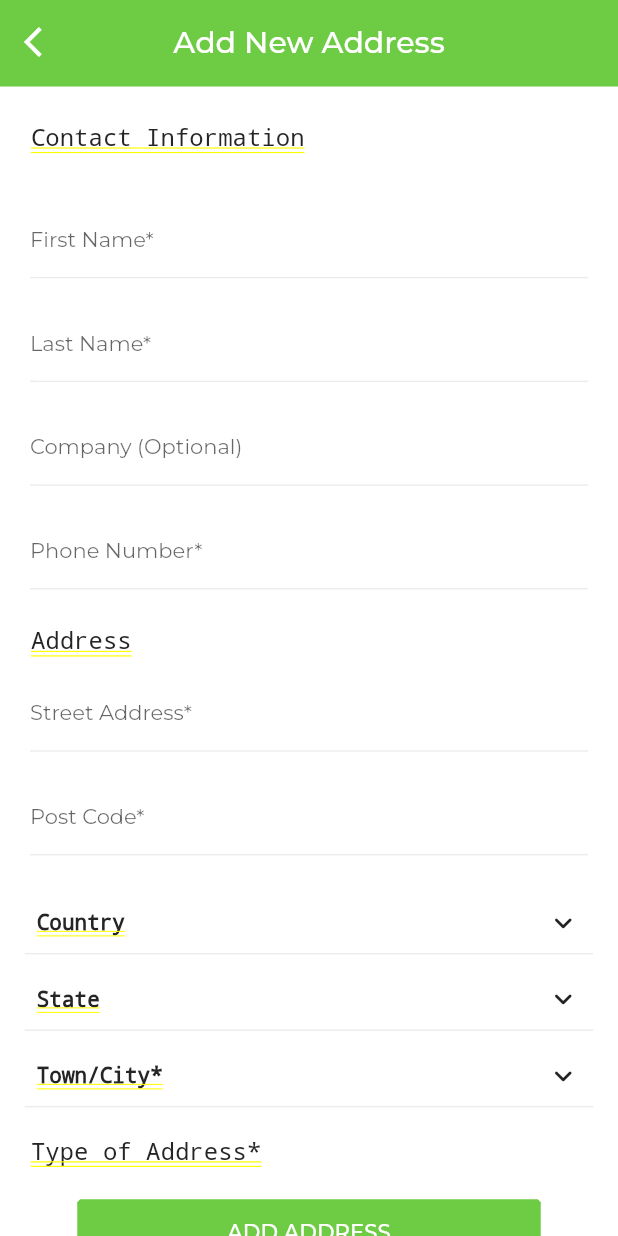
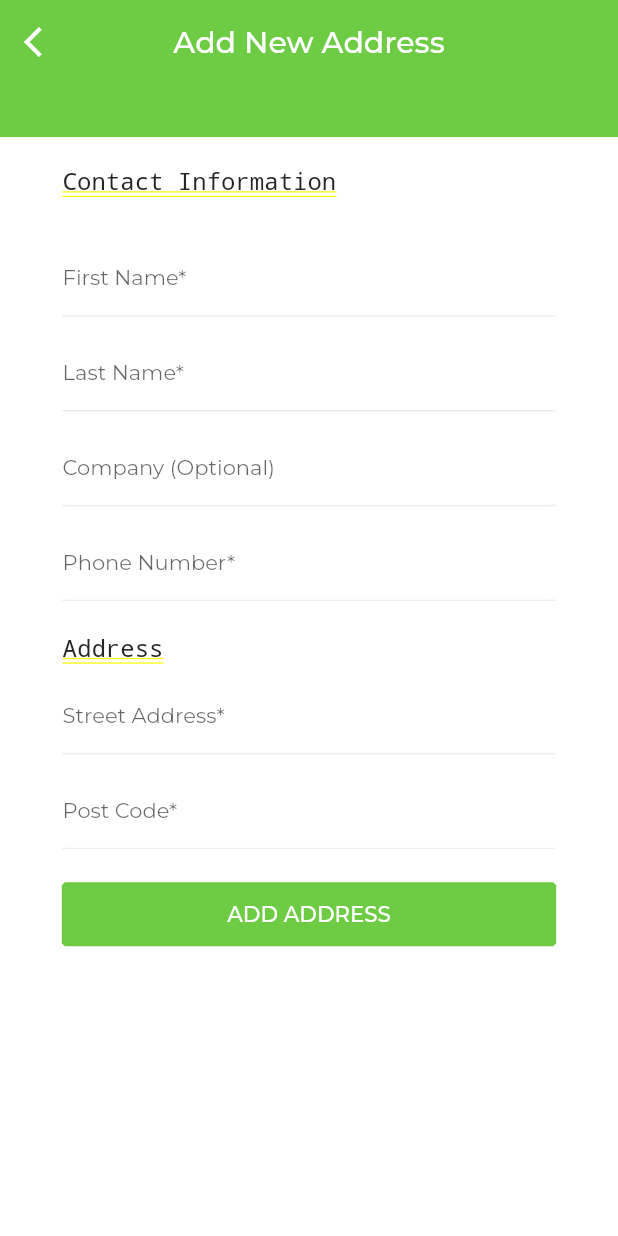
Before and after one commit to ishaque-mobikasa/trueBilddit, a Flutter app: the AddNewAddressView screen opened by its route, on a phone screen of 412 x 824 dp. Run offline on Flutter 3.47's test engine with Material 2 defaults, Android fonts, the phone set to English and light mode, and no system bars; drawn by our look-alikes of csc_picker; our stand-ins replace custom_navigation_bar, flutter_screenutil, flutter_slidable, get, google_fonts, image_picker; key blocks and very long unbroken strings in the code were emptied for the run.

Commit message:
revisited until signup-need some more modifications

```diff
--- a/lib/presentation/common_widgets/add_substract_button.dart
+++ b/lib/presentation/common_widgets/add_substract_button.dart
@@ -15,7 +15,6 @@ class AddSubstractButton extends StatelessWidget {
 
   @override
   Widget build(BuildContext context) {
-    final size = MediaQuery.of(context).size;
     return SizedBox(
       width: 74.w,
       height: 24.h,
--- a/lib/presentation/common_widgets/custom_app_bar.dart
+++ b/lib/presentation/common_widgets/custom_app_bar.dart
@@ -1,25 +1,36 @@
 import 'package:flutter/material.dart';
+import 'package:flutter_screenutil/flutter_screenutil.dart';
 import 'package:get/get.dart';
 import 'package:truebildit/app/utils/app_paintings.dart';
 
 class CustomAppBar extends StatelessWidget {
   const CustomAppBar(
-      {super.key, this.title = "", this.titleImage, this.height = 90});
+      {super.key,
+      this.title = "",
+      this.actions,
+      this.titleImage,
+      this.isBackButtonAllowed = true,
+      this.height});
   final String? title;
   final double? height;
+  final bool? isBackButtonAllowed;
   final Widget? titleImage;
+  final List<Widget>? actions;
   @override
   Widget build(BuildContext context) {
     return SizedBox(
-      height: height,
+      height: height ?? 90.h,
       child: AppBar(
+        actions: actions,
         elevation: 0,
         backgroundColor: AppPaintings.themeGreenColor,
         centerTitle: true,
-        leading: IconButton(
-          icon: const Icon(Icons.arrow_back_ios),
-          onPressed: () => {Get.back()},
-        ),
+        leading: isBackButtonAllowed!
+            ? IconButton(
+                icon: const Icon(Icons.arrow_back_ios),
+                onPressed: () => {Get.back()},
+              )
+            : null,
         title: titleImage ?? Text(title!),
       ),
     );
--- a/lib/presentation/pages/address/add_address_page/add_address_view.dart
+++ b/lib/presentation/pages/address/add_address_page/add_address_view.dart
@@ -1,7 +1,8 @@
-import 'package:csc_picker/csc_picker.dart';
 import 'package:flutter/material.dart';
+import 'package:flutter_screenutil/flutter_screenutil.dart';
 import 'package:get/get.dart';
 import 'package:truebildit/app/utils/app_paintings.dart';
+import 'package:truebildit/presentation/common_widgets/custom_app_bar.dart';
 import 'package:truebildit/presentation/common_widgets/form_field_with_validation.dart';
 import 'package:truebildit/presentation/common_widgets/long_button.dart';
 import 'package:truebildit/presentation/pages/address/add_address_page/controllers_binding/add_new_address_controller.dart';
@@ -14,14 +15,13 @@ class AddNewAddressView extends GetView<AddNewAddressController> {
     return Stack(
       children: [
         SingleChildScrollView(
-          padding: EdgeInsets.only(
-            top: Get.height * 0.1,
-          ),
+          padding: EdgeInsets.only(top: 110.h),
           physics: const BouncingScrollPhysics(),
           child: Column(
             children: [
-              SizedBox(
-                  width: Get.width * 0.9,
+              Container(
+                  width: Get.width.w,
+                  padding: EdgeInsets.only(left: 38.w),
                   child: Text(
                     "Contact Information",
                     style: AppPaintings.customLargeText.copyWith(
@@ -29,42 +29,43 @@ class AddNewAddressView extends GetView<AddNewAddressController> {
                         fontWeight: FontWeight.w500,
                         color: AppPaintings.themeBlack),
                   )),
-              const SizedBox(
-                height: 20,
+              SizedBox(
+                height: 19.h,
               ),
-              const CustomFormField(
+              CustomFormField(
                 type: FieldType.normalInputField,
                 hintText: "First Name*",
-                labelStyle: TextStyle(fontSize: 14),
-                hintStyle: TextStyle(fontSize: 14),
-                margin: EdgeInsets.symmetric(horizontal: 20, vertical: 5),
+                labelStyle: const TextStyle(fontSize: 14),
+                hintStyle: const TextStyle(fontSize: 14),
+                margin: EdgeInsets.symmetric(horizontal: 38.w, vertical: 2.h),
               ),
-              const CustomFormField(
+              CustomFormField(
                 type: FieldType.normalInputField,
                 hintText: "Last Name*",
-                labelStyle: TextStyle(fontSize: 14),
-                hintStyle: TextStyle(fontSize: 14),
-                margin: EdgeInsets.symmetric(horizontal: 20, vertical: 5),
+                labelStyle: const TextStyle(fontSize: 14),
+                hintStyle: const TextStyle(fontSize: 14),
+                margin: EdgeInsets.symmetric(horizontal: 38.w, vertical: 2.h),
               ),
-              const CustomFormField(
+              CustomFormField(
                 type: FieldType.normalInputField,
                 hintText: "Company (Optional)",
-                labelStyle: TextStyle(fontSize: 14),
-                hintStyle: TextStyle(fontSize: 14),
-                margin: EdgeInsets.symmetric(horizontal: 20, vertical: 5),
+                labelStyle: const TextStyle(fontSize: 14),
+                hintStyle: const TextStyle(fontSize: 14),
+                margin: EdgeInsets.symmetric(horizontal: 38.w, vertical: 2.h),
               ),
-              const CustomFormField(
+              CustomFormField(
                 type: FieldType.phoneNumber,
                 hintText: "Phone Number*",
-                labelStyle: TextStyle(fontSize: 14),
-                hintStyle: TextStyle(fontSize: 14),
-                margin: EdgeInsets.symmetric(horizontal: 20, vertical: 5),
+                labelStyle: const TextStyle(fontSize: 14),
+                hintStyle: const TextStyle(fontSize: 14),
+                margin: EdgeInsets.symmetric(horizontal: 38.w, vertical: 2.h),
               ),
               const SizedBox(
                 height: 20,
               ),
-              SizedBox(
-                  width: Get.width * 0.9,
+              Container(
+                  width: Get.width.w,
+                  padding: EdgeInsets.only(left: 38.w),
                   child: Text(
                     "Address",
                     style: AppPaintings.customLargeText.copyWith(
@@ -72,83 +73,37 @@ class AddNewAddressView extends GetView<AddNewAddressController> {
                         fontWeight: FontWeight.w500,
                         color: AppPaintings.themeBlack),
                   )),
-              const CustomFormField(
+              CustomFormField(
                 type: FieldType.normalInputField,
                 hintText: "Street Address*",
-                labelStyle: TextStyle(fontSize: 14),
-                hintStyle: TextStyle(fontSize: 14),
-                margin: EdgeInsets.symmetric(horizontal: 20, vertical: 5),
+                labelStyle: const TextStyle(fontSize: 14),
+                hintStyle: const TextStyle(fontSize: 14),
+                margin: EdgeInsets.symmetric(horizontal: 38.w, vertical: 2.h),
               ),
-              const CustomFormField(
+              CustomFormField(
                 type: FieldType.phoneNumber,
                 hintText: "Post Code*",
-                labelStyle: TextStyle(fontSize: 14),
-                hintStyle: TextStyle(fontSize: 14),
-                margin: EdgeInsets.symmetric(horizontal: 20, vertical: 5),
+                labelStyle: const TextStyle(fontSize: 14),
+                hintStyle: const TextStyle(fontSize: 14),
+                margin: EdgeInsets.symmetric(horizontal: 38.w, vertical: 2.h),
               ),
               const SizedBox(
                 height: 20,
               ),
               SizedBox(
-                width: Get.width * 0.92,
-                child: CSCPicker(
-                  selectedItemStyle:
-                      TextStyle(color: AppPaintings.themeBlack, fontSize: 14),
-                  flagState: CountryFlag.DISABLE,
-                  dropdownDecoration: BoxDecoration(
-                    border: Border(
-                        bottom: BorderSide(color: AppPaintings.dimWhite)),
-                  ),
-                  disabledDropdownDecoration: BoxDecoration(
-                    border: Border(
-                        bottom: BorderSide(color: AppPaintings.dimWhite)),
-                  ),
-                  cityDropdownLabel: "Town/City*",
-                  layout: Layout.vertical,
-                  onCountryChanged: (value) => controller.changeCountry(value),
-                  onStateChanged: (value) =>
-                      controller.changeState(value.toString()),
-                  onCityChanged: (value) =>
-                      controller.changeCity(value.toString()),
-                ),
-              ),
-              const SizedBox(
-                height: 20,
-              ),
-              SizedBox(
-                  width: Get.width * 0.9,
-                  child: Text(
-                    "Type of Address*",
-                    style: AppPaintings.customLargeText.copyWith(
-                        fontSize: 16,
-                        fontWeight: FontWeight.w500,
-                        color: AppPaintings.themeBlack),
-                  )),
-              const SizedBox(
-                height: 20,
-              ),
-              LongButton(
-                  buttonType: ButtonType.elevatedButton,
-                  buttonText: "ADD ADDRESS",
-                  onPressed: () {})
+                height: 42.h,
+                width: 300.w,
+                child: LongButton(
+                    buttonType: ButtonType.elevatedButton,
+                    buttonText: "ADD ADDRESS",
+                    onPressed: () {}),
+              )
             ],
           ),
         ),
-        SizedBox(
-          height: Get.height * 0.07,
-          child: AppBar(
-            backgroundColor: AppPaintings.themeGreenColor,
-            elevation: 0,
-            centerTitle: true,
-            leading: IconButton(
-              icon: const Icon(Icons.arrow_back_ios),
-              onPressed: () => {},
-            ),
-            title: const Text(
-              'Add New Address',
-            ),
-          ),
-        ),
+        const CustomAppBar(
+          title: "Add New Address",
+        )
       ],
     );
   }
--- a/lib/presentation/pages/dash_board/controllers_binding/dash_board_controller.dart
+++ b/lib/presentation/pages/dash_board/controllers_binding/dash_board_controller.dart
@@ -21,7 +21,7 @@ class DashBoardController extends GetxController {
   setIndex(index) {
     if (index != selectedIndex.value) {
       selectedIndex.value = index;
-      setWhiteBackground = AppPaintings.scaffoldBackgroundDimmed;
+      setWhiteBackground = AppPaintings.kWhite;
     } else {
       return;
     }
--- a/lib/presentation/pages/search_results/search_result_view.dart
+++ b/lib/presentation/pages/search_results/search_result_view.dart
@@ -22,7 +22,7 @@ class SearchResultsView extends GetView<SearchController> {
       children: [
         SingleChildScrollView(
             physics: const BouncingScrollPhysics(),
-            padding: EdgeInsets.only(top: 160.h),
+            padding: EdgeInsets.only(top: 150.h),
             child: Column(
               children: [
                 Container(
@@ -135,8 +135,10 @@ class SearchResultsView extends GetView<SearchController> {
             )),
         Container(
           margin: EdgeInsets.only(top: 90.h),
+          height: 50.h,
           child: const CustomSearchField(
-            hintText: "Cable MC Wire",
+            hintText: "Search",
+            initialValue: "Cable MC Wire",
           ),
         ),
       ],
--- a/lib/presentation/pages/sub_category_listing/sub_category_view.dart
+++ b/lib/presentation/pages/sub_category_listing/sub_category_view.dart
@@ -28,7 +28,8 @@ class SubCategoryView extends GetView<SubCategoryController> {
                       title: subCategoryItems[index],
                       onTap: () {
                         log("tapped on $index");
-                        Get.toNamed(Routes.subCategoryItemsView,arguments:subCategoryItems[index] );
+                        Get.toNamed(Routes.subCategoryItemsView,
+                            arguments: subCategoryItems[index]);
                       },
                       borderRadius: index == 0
                           ? BorderRadius.only(
```
Also changed, not shown: lib/presentation/pages/address/view_all_address/address_view.dart (+6 -4 lines), lib/presentation/pages/address/view_all_address/widgets/address_card.dart (+14 -17 lines), lib/presentation/pages/home/widgets/search_widget.dart (+7 -2 lines), lib/presentation/pages/my_account/my_account_view.dart (+23 -27 lines), lib/presentation/pages/profile/profile_view.dart (+18 -34 lines).
